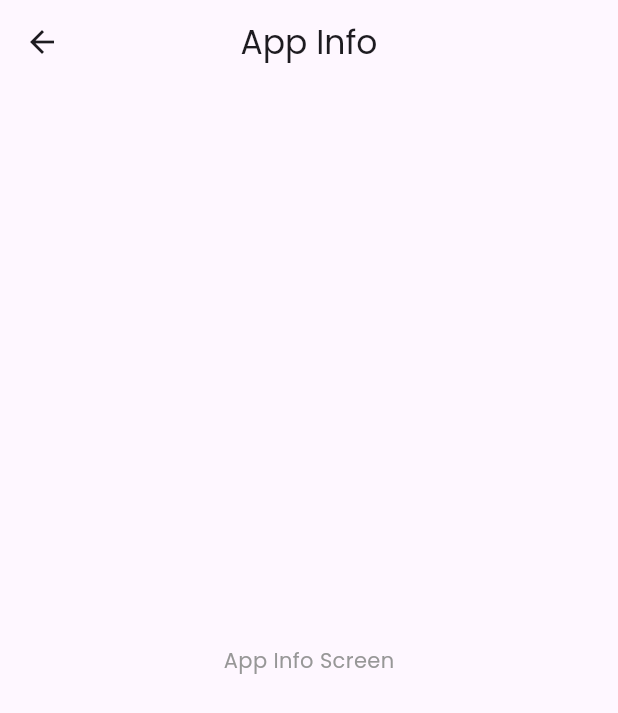
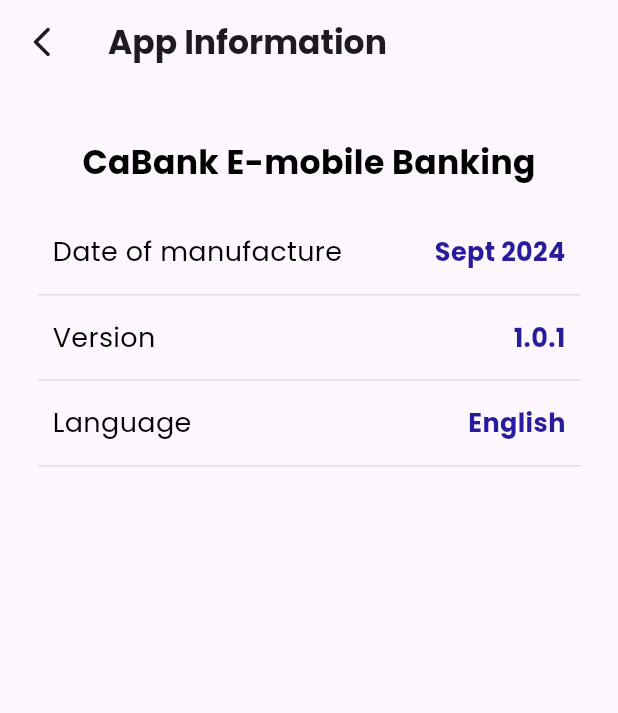
Before and after one commit to ACICT-DEPI/CAI1_SWD4_S9d-bank-application, a Flutter app: the AppInfoScreen screen opened by its route, on a phone screen of 412 x 824 dp. Shown: the top 713 px of the screen. Run offline on Flutter 3.47's test engine with Material 3 defaults, Android fonts, the phone set to English and light mode, and no system bars; our stand-ins replace awesome_dialog, cloud_firestore, firebase_auth, firebase_core, flutter_otp_text_field, get and 3 more; accounts and stored records are empty; project files that could hold a hidden picture were left out.

Commit message:
App information screen's design is complete

```diff
--- a/lib/screen/settings/app_info.dart
+++ b/lib/screen/settings/app_info.dart
@@ -1,5 +1,6 @@
 import 'package:flutter/material.dart';
 import 'package:get/get.dart';
+import 'package:vaulta/core/constant/color.dart';
 
 import '../../controller/settings/app_info_controller.dart';
 
@@ -11,12 +12,100 @@ class AppInfoScreen extends StatelessWidget {
     AppInfoControllerImpl controller = Get.put(AppInfoControllerImpl());
     return Scaffold(
       appBar: AppBar(
-        title: Text('App Info'),
+        leading: IconButton(
+            onPressed: (){Navigator.pop(context);},
+            icon: Icon(Icons.arrow_back_ios_new_rounded)
+        ),
+        title: Text('App Information', style: TextStyle(fontWeight: FontWeight.bold),),
         elevation: 0,
-        centerTitle: true,
       ),
-      body: Center(
-        child: Text('App Info Screen'),
+      body: Container(
+        padding: EdgeInsets.symmetric(vertical: 30, horizontal: 25),
+        child: Column(
+          children: [
+            Center(
+              child: Text(
+                  'CaBank E-mobile Banking',
+              style: TextStyle(color: Colors.black, fontWeight: FontWeight.bold, fontSize: 22),),
+            ),
+            SizedBox(height: 10,),
+            Container(
+              padding: EdgeInsets.symmetric(vertical: 10, horizontal: 10),
+              width: double.infinity,
+              alignment: Alignment.centerLeft,
+              decoration: BoxDecoration(
+                  border: Border(
+                      bottom: BorderSide(color: Colors.grey.shade300)
+                  )
+              ),
+              child:Row(
+                    mainAxisSize: MainAxisSize.min,
+                    children: [
+                      Expanded(
+                        child: Text(
+                          'Date of manufacture',
+                          style: TextStyle(fontSize: 18, color: Colors.black),
+                        ),
+                      ),
+                      Text(
+                        'Sept 2024',
+                        style: TextStyle(fontSize: 17, color: AppColor.primaryColor, fontWeight: FontWeight.bold),
+                      ),
+                    ],
+                  )
+            ),
+            Container(
+                padding: EdgeInsets.symmetric(vertical: 10, horizontal: 10),
+                width: double.infinity,
+                alignment: Alignment.centerLeft,
+                decoration: BoxDecoration(
+                    border: Border(
+                        bottom: BorderSide(color: Colors.grey.shade300)
+                    )
+                ),
+                child:Row(
+                  mainAxisSize: MainAxisSize.min,
+                  children: [
+                    Expanded(
+                      child: Text(
+                        'Version',
+                        style: TextStyle(fontSize: 18, color: Colors.black),
+                      ),
+                    ),
+                    Text(
+                      '1.0.1',
+                      style: TextStyle(fontSize: 17, color: AppColor.primaryColor, fontWeight: FontWeight.bold),
+                    ),
+                  ],
+                )
+            ),
+            Container(
+                padding: EdgeInsets.symmetric(vertical: 10, horizontal: 10),
+                width: double.infinity,
+                alignment: Alignment.centerLeft,
+                decoration: BoxDecoration(
+                    border: Border(
+                        bottom: BorderSide(color: Colors.grey.shade300)
+                    )
+                ),
+                child:Row(
+                  mainAxisSize: MainAxisSize.min,
+                  children: [
+                    Expanded(
+                      child: Text(
+                        'Language',
+                        style: TextStyle(fontSize: 18, color: Colors.black),
+                      ),
+                    ),
+                    Text(
+                      'English',
+                      style: TextStyle(fontSize: 17, color: AppColor.primaryColor, fontWeight: FontWeight.bold),
+                    ),
+                  ],
+                )
+            ),
+          ],
+        ),
       ),
     );
   }
--- a/lib/screen/settings/language_profile.dart
+++ b/lib/screen/settings/language_profile.dart
@@ -38,13 +38,18 @@ class LanguageProfileScreen extends StatelessWidget {
                     child: Row(
                       mainAxisSize: MainAxisSize.min,
                       children: [
+                        Expanded(
+                          child: Row(
+                            children: [
                               Image.asset('assets/images/eg.png'),
                               SizedBox(width: 25,),
                               Text(
                                 'Arabic',
                                 style: TextStyle(fontSize: 18, color: Colors.black),
                               ),
-                        SizedBox(width: 200,),
+                            ],
+                          ),
+                        ),
                         Icon(Icons.arrow_forward_ios_rounded, size: 16, color: Colors.grey.shade300)
                       ],
                     )),
@@ -65,13 +70,18 @@ class LanguageProfileScreen extends StatelessWidget {
                     child: Row(
                       mainAxisSize: MainAxisSize.min,
                       children: [
+                        Expanded(
+                          child: Row(
+                            children: [
                               Image.asset('assets/images/us.png'),
                               SizedBox(width: 25,),
                               Text(
                                 'English',
                                 style: TextStyle(fontSize: 18, color: Colors.black),
                               ),
-                        SizedBox(width: 195,),
+                            ],
+                          ),
+                        ),
                         Icon(Icons.arrow_forward_ios_rounded, size: 16, color: Colors.grey.shade300)
                       ],
                     )),
--- a/lib/screen/settings/settings.dart
+++ b/lib/screen/settings/settings.dart
@@ -66,11 +66,12 @@ class SettingsScreen extends StatelessWidget {
                           child: Row(
                             mainAxisSize: MainAxisSize.min,
                             children: [
-                              Text(
+                              Expanded(
+                                child: Text(
                                     'Profile Information',
                                   style: TextStyle(fontSize: 18, color: Colors.black),
                                 ),
-                              SizedBox(width: 150,),
+                              ),
                               Icon(Icons.arrow_forward_ios_rounded, size: 16, color: Colors.grey.shade300)
                             ],
                           )),
@@ -91,11 +92,12 @@ class SettingsScreen extends StatelessWidget {
                           child: Row(
                             mainAxisSize: MainAxisSize.min,
                             children: [
-                              Text(
+                              Expanded(
+                                child: Text(
                                   'Language',
                                   style: TextStyle(fontSize: 18, color: Colors.black),
                                 ),
-                              SizedBox(width: 225,),
+                              ),
                               Icon(Icons.arrow_forward_ios_rounded, size: 16, color: Colors.grey.shade300)
                             ],
                           )),
@@ -116,11 +118,12 @@ class SettingsScreen extends StatelessWidget {
                           child: Row(
                             mainAxisSize: MainAxisSize.min,
                             children: [
-                              Text(
-                                'App Info',
+                              Expanded(
+                                child: Text(
+                                  'App Information',
                                   style: TextStyle(fontSize: 18, color: Colors.black),
                                 ),
-                              SizedBox(width: 240,),
+                              ),
                               Icon(Icons.arrow_forward_ios_rounded, size: 16, color: Colors.grey.shade300)
                             ],
                           )),
@@ -137,11 +140,12 @@ class SettingsScreen extends StatelessWidget {
                       child: Row(
                             mainAxisSize: MainAxisSize.min,
                             children: [
-                              Text(
+                              Expanded(
+                                child: Text(
                                   'Customer Care',
                                   style: TextStyle(fontSize: 18, color: Colors.black),
                                 ),
-                              SizedBox(width: 140,),
+                              ),
                               Text(
                                 '123456',
                                 style: TextStyle(fontSize: 18, color: Colors.grey.shade500),
```
Lines whose indentation alone changed are shown as unchanged.
